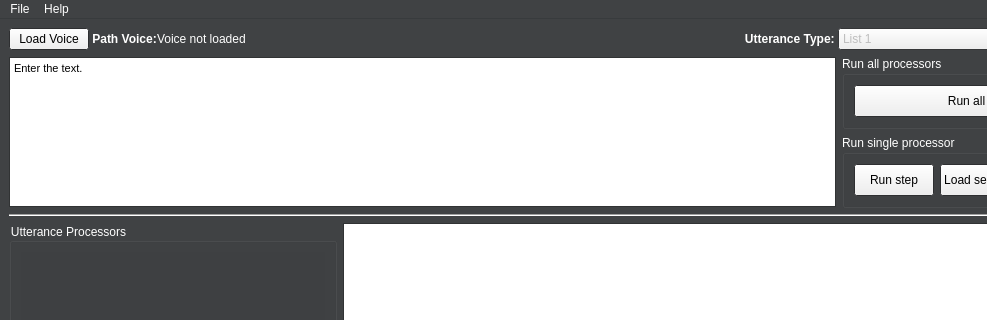
Qt form DeSpeect/Qt/src/view.ui (graphiteSWE/Despeect-ProductBaseline) before a commit; both pictures show x 0 to 987 and y 0 to 320 of the 1100 by 887 pixel window.
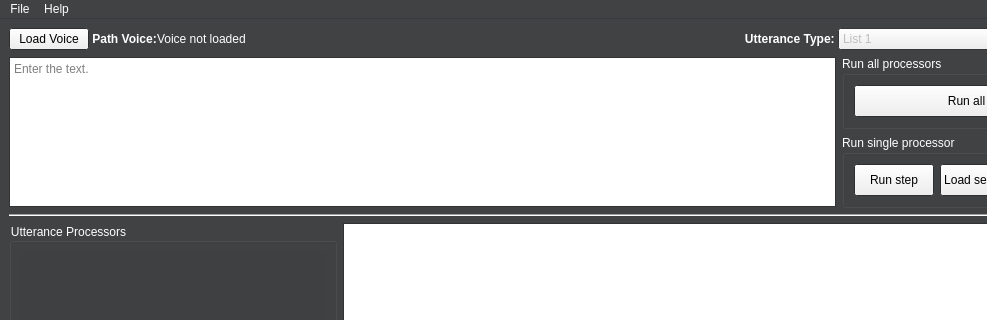
The same form after that commit. Icons and pictures are not drawn.

What changed in the file:
```diff
--- a/DeSpeect/Qt/src/view.ui
+++ b/DeSpeect/Qt/src/view.ui
@@ -399,7 +399,7 @@
 &lt;html&gt;&lt;head&gt;&lt;meta name=&quot;qrichtext&quot; content=&quot;1&quot; /&gt;&lt;style type=&quot;text/css&quot;&gt;
 p, li { white-space: pre-wrap; }
 &lt;/style&gt;&lt;/head&gt;&lt;body style=&quot; font-family:'Sans Serif'; font-size:9pt; font-weight:400; font-style:normal;&quot;&gt;
-&lt;p style=&quot; margin-top:0px; margin-bottom:0px; margin-left:0px; margin-right:0px; -qt-block-indent:0; text-indent:0px;&quot;&gt;&lt;span style=&quot; font-family:'MS Shell Dlg 2'; font-size:8.25pt;&quot;&gt;Enter the text.&lt;/span&gt;&lt;/p&gt;&lt;/body&gt;&lt;/html&gt;</string>
+&lt;p style=&quot;-qt-paragraph-type:empty; margin-top:0px; margin-bottom:0px; margin-left:0px; margin-right:0px; -qt-block-indent:0; text-indent:0px;&quot;&gt;&lt;br /&gt;&lt;/p&gt;&lt;/body&gt;&lt;/html&gt;</string>
           </property>
           <property name="placeholderText">
            <string>Enter the text.</string>
```
Left out of the diff: 7 changed lines with no effect on the pictures.
